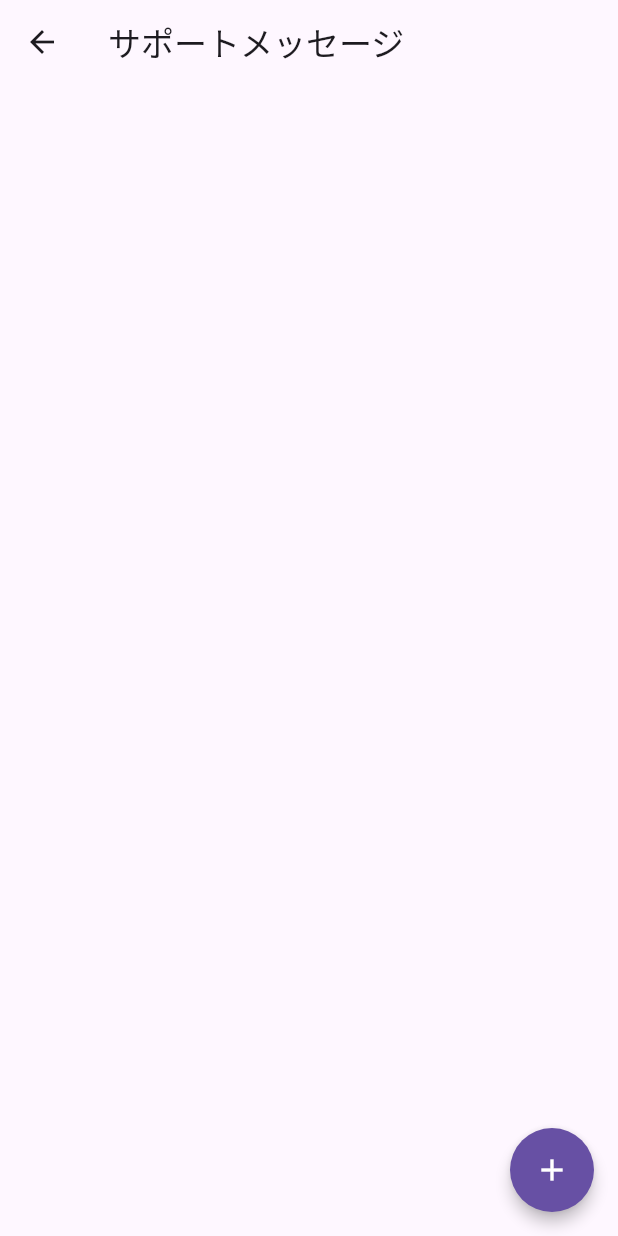
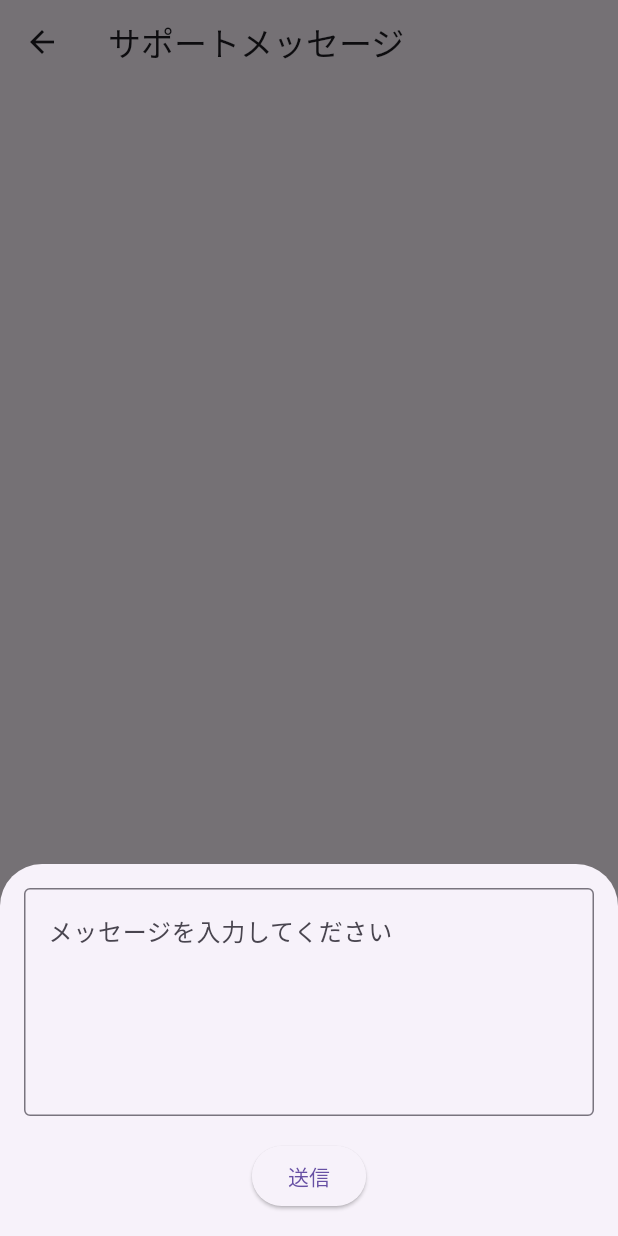
Before and after one commit to chan-shizu/control_shizuya_weight_flutter, a Flutter app: the SupportMessageScreen screen opened directly, after a tap on the "add" icon, on a phone screen of 412 x 824 dp. Run offline on Flutter 3.47's test engine with Material 3 defaults, Android fonts, the phone set to English and light mode, and no system bars; our stand-ins replace cloud_firestore, firebase_core; accounts and stored records are empty.

Commit message:
応援メッセージ投稿機能

```diff
--- a/lib/screens/support_message/support_message_screen.dart
+++ b/lib/screens/support_message/support_message_screen.dart
@@ -11,6 +11,7 @@ class SupportMessageScreen extends StatefulWidget {
 }
 
 class _SupportMessageScreenState extends State<SupportMessageScreen> {
+  final _messageController = TextEditingController();
   List<SupportMessageModel> messages = [];
   late FirebaseFirestore firestore;
   late CollectionReference<Map<String, dynamic>> collection;
@@ -18,17 +19,6 @@ class _SupportMessageScreenState extends State<SupportMessageScreen> {
   @override
   void initState() {
     super.initState();
-    // _subscription = FirebaseFirestore.instance
-    //     .collection('support_messages')
-    //     .orderBy('created_at', descending: true)
-    //     .snapshots()
-    //     .listen((snapshot) {
-    //   setState(() {
-    //     messages = snapshot.docs
-    //         .map((doc) => SupportMessageModel.fromFirestore(doc))
-    //         .toList();
-    //   });
-    // });
 
     firestore = FirebaseFirestore.instance;
     collection = firestore.collection('support_message');
@@ -41,14 +31,38 @@ class _SupportMessageScreenState extends State<SupportMessageScreen> {
     collection.snapshots().listen((event) {
       if (mounted) {
         setState(() {
-          messages = event.docs.reversed
+          messages = event.docs
               .map(
                 (document) => SupportMessageModel.fromFirestore(document),
               )
-              .toList(growable: false);
+              .toList(growable: false)
+            ..sort((a, b) => b.createdAt.compareTo(a.createdAt));
         });
       }
     });
+  }
+
+  // firestoreにメッセージを追加
+  Future<void> addMessage(String messageText) async {
+    try {
+      final message = SupportMessageModel(
+        id: '', // Firestoreが自動生成
+        message: messageText,
+        createdAt: DateTime.now(),
+      );
+
+      await collection.add(message.toFirestore());
+      _messageController.clear();
+      Navigator.pop(context);
+    } catch (e) {
+      if (mounted) {
+        ScaffoldMessenger.of(context).showSnackBar(
+          const SnackBar(
+            content: Text('メッセージの送信に失敗しました'),
+          ),
+        );
+      }
+    }
   }
 
   @override
@@ -107,10 +121,38 @@ class _SupportMessageScreenState extends State<SupportMessageScreen> {
       ),
       floatingActionButton: FloatingActionButton(
         onPressed: () {
-          Navigator.push(
-              context,
-              MaterialPageRoute(
-                  builder: (context) => const SupportMessageScreen()));
+          showModalBottomSheet(
+            context: context,
+            isScrollControlled: true,
+            builder: (context) => Padding(
+              padding: EdgeInsets.only(
+                bottom: MediaQuery.of(context).viewInsets.bottom,
+              ),
+              child: Container(
+                padding: const EdgeInsets.all(16),
+                child: Column(
+                  mainAxisSize: MainAxisSize.min,
+                  children: [
+                    TextField(
+                      decoration: const InputDecoration(
+                        hintText: 'メッセージを入力してください',
+                        border: OutlineInputBorder(),
+                      ),
+                      maxLines: 5,
+                      controller: _messageController,
+                    ),
+                    const SizedBox(height: 16),
+                    ElevatedButton(
+                      onPressed: () async {
+                        await addMessage(_messageController.text);
+                      },
+                      child: const Text('送信'),
+                    ),
+                  ],
+                ),
+              ),
+            ),
+          );
         },
         child: SizedBox(width: 60, height: 60, child: const Icon(Icons.add)),
         shape: const CircleBorder(),
```
